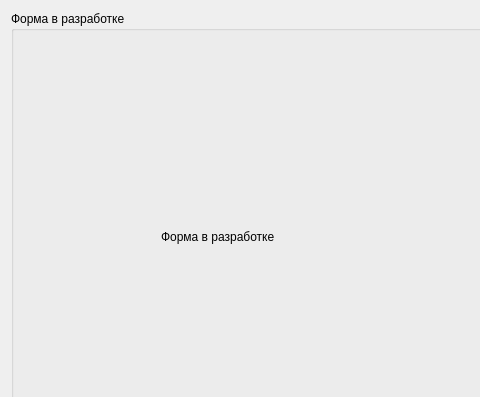
This is form_in_work.ui in zanxi/qt_protowebclient as Qt 5 draws it before an edit; both pictures show x 0 to 480 and y 0 to 397 of the 638 by 511 pixel window. The edited form follows.
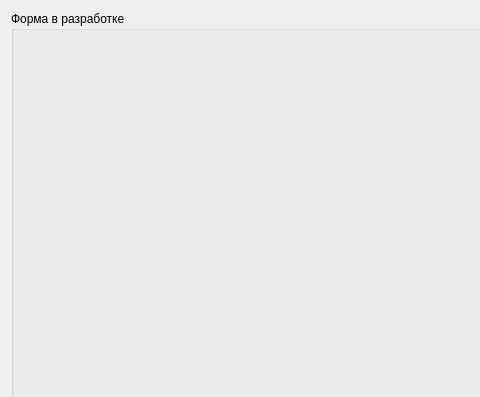
This is the edited form.

```diff
--- a/form_in_work.ui
+++ b/form_in_work.ui
@@ -19,19 +19,11 @@
      <property name="title">
       <string>Форма в разработке</string>
      </property>
-     <widget class="QLabel" name="label">
-      <property name="geometry">
-       <rect>
-        <x>150</x>
-        <y>140</y>
-        <width>301</width>
-        <height>171</height>
-       </rect>
-      </property>
-      <property name="text">
-       <string>Форма в разработке</string>
-      </property>
-     </widget>
+     <layout class="QVBoxLayout" name="verticalLayout_2">
+      <item>
+       <layout class="QVBoxLayout" name="verticalLayout"/>
+      </item>
+     </layout>
     </widget>
    </item>
   </layout>
```
